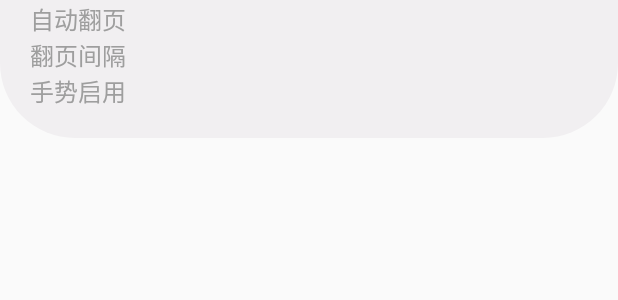
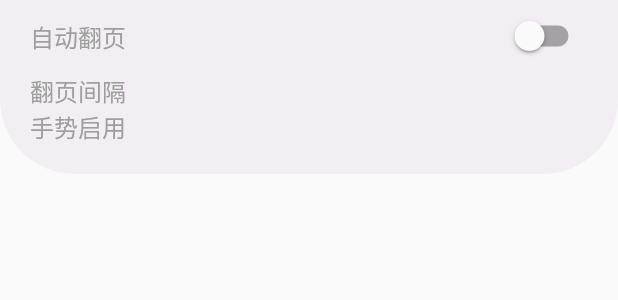
Before and after one commit to RealCorebb/bbClock-V2-app, a Flutter app: the BasicSettingsWidget widget shown alone on an empty page, opened directly, swiped to page 3, on a phone screen of 412 x 824 dp. Shown: the top 300 px of the screen. Run offline on Flutter 3.47's test engine with Material 2 defaults, Android fonts, the phone set to English and light mode, and no system bars; our stand-ins replace flutter_colorpicker, flutter_svg, google_fonts, hexcolor, sleek_circular_slider; network calls fail; project files that could hold a hidden picture were left out.

Commit message:
BasicSettings:Extra

```diff
--- a/lib/screens/details/components/basic_settings.dart
+++ b/lib/screens/details/components/basic_settings.dart
@@ -15,6 +15,7 @@ class BasicSettingsWidget extends StatefulWidget {
 }
 
 class _BasicSettingsState extends State<BasicSettingsWidget> {
+  bool _autoNextPage = false;
   @override
   Widget build(BuildContext context) {
     // it provide us total height and width
@@ -133,20 +134,23 @@ class _BasicSettingsState extends State<BasicSettingsWidget> {
             child: Column(
               crossAxisAlignment: CrossAxisAlignment.start,
               children: <Widget>[
+                new Row(children: <Widget>[
                   Text(
                     '自动翻页',
                     textAlign: TextAlign.center,
                     overflow: TextOverflow.ellipsis,
                     style: TextStyle(color: Colors.grey, fontSize: 16),
                   ),
-                /*
-                Switch(value: _value,
+                  Spacer(),
+                  Switch(
+                      value: _autoNextPage,
                       onChanged: (val) {
                         setState(() {
-                  _value = val;
-                  print(_value);
+                          _autoNextPage = val;
+                          print(_autoNextPage);
                         });
-              }),*/
+                      }),
+                ]),
                 Text(
                   '翻页间隔',
                   textAlign: TextAlign.center,
```
Lines whose indentation alone changed are shown as unchanged.
